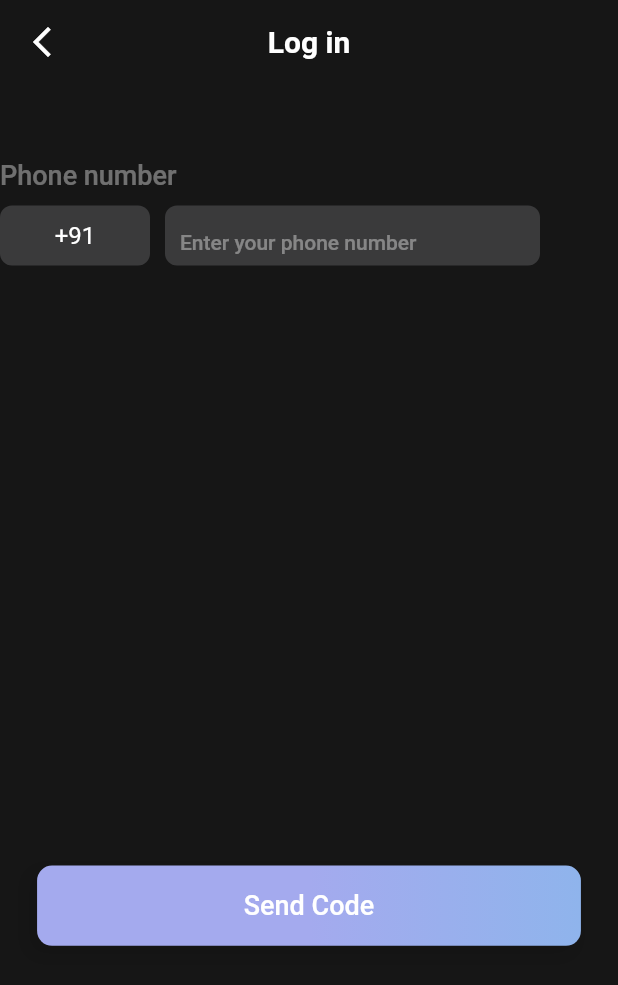
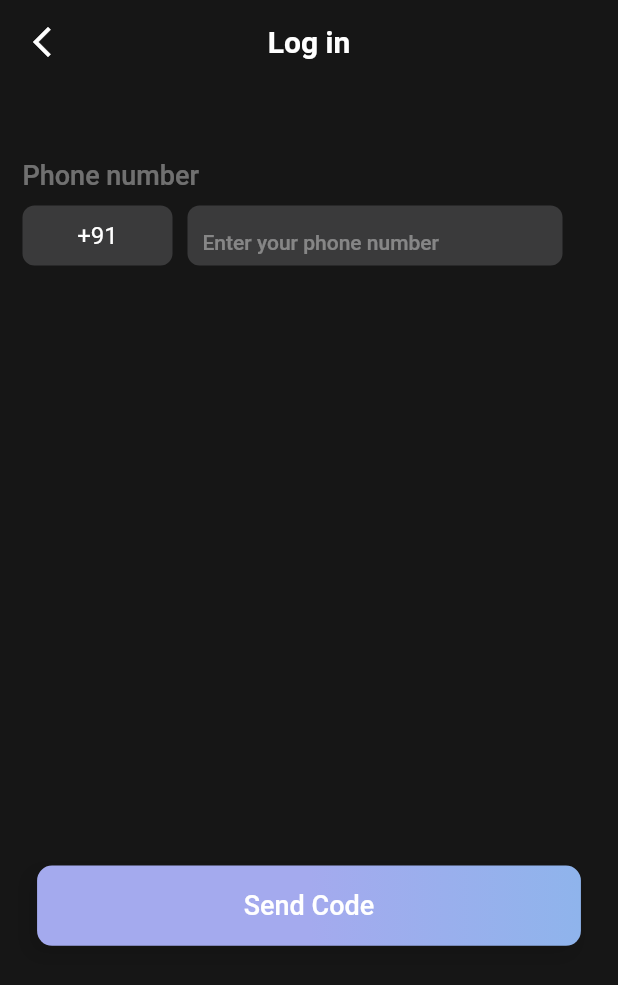
Before and after one commit to Auro-Project/auropay, a Flutter app: the LoginScreen screen opened by its route, on a phone screen of 412 x 824 dp. Shown: the top 985 px of the screen. Run offline on Flutter 3.47's test engine with Material 2 defaults, Android fonts, the phone set to English and light mode, and no system bars; our stand-ins replace charts_flutter, flutter_svg, share_plus; Roboto replaces fonts that are missing (SF Pro Display, SF-Pro-Display).

Commit message:
Updated Login Screens1

```diff
--- a/lib/view/pages/HomeScreen.dart
+++ b/lib/view/pages/HomeScreen.dart
@@ -257,6 +257,7 @@ class _HomeScreenState extends State<HomeScreen> {
               shape: RoundedRectangleBorder(
                 borderRadius: BorderRadius.circular(15),
               ),
+                minimumSize: const Size(200, 50)
             ),
             child: Padding(
               padding: const EdgeInsets.symmetric(horizontal: 2, vertical: 17),
--- a/lib/view/pages/LoginScreens/LoginScreen.dart
+++ b/lib/view/pages/LoginScreens/LoginScreen.dart
@@ -28,12 +28,12 @@ class _LoginScreenState extends State<LoginScreen> {
     return Scaffold(
       appBar: myAppBar(context, 'Log in'),
       backgroundColor: themeProvider.backgroundColor,
-      body: Column(
+      body: Padding(
+        padding: const EdgeInsets.symmetric(horizontal: 15.0),
+        child: Column(
+          crossAxisAlignment: CrossAxisAlignment.start,
           children: [
             const SizedBox(height: 50),
-          Column(
-            crossAxisAlignment: CrossAxisAlignment.start,
-            children: [
             const Align(
               alignment: Alignment.centerLeft,
               child: Text(
@@ -97,7 +97,6 @@ class _LoginScreenState extends State<LoginScreen> {
             Center(child: appButton(context, gradient(context),'Send Code', '/code')),
           ],
         ),
-        ],
       ),
     );
   }
```
Also changed, not shown: lib/view/pages/LoginScreens/ConfirmActivationCode.dart (+18 -13 lines). Lines whose indentation alone changed are shown as unchanged.
